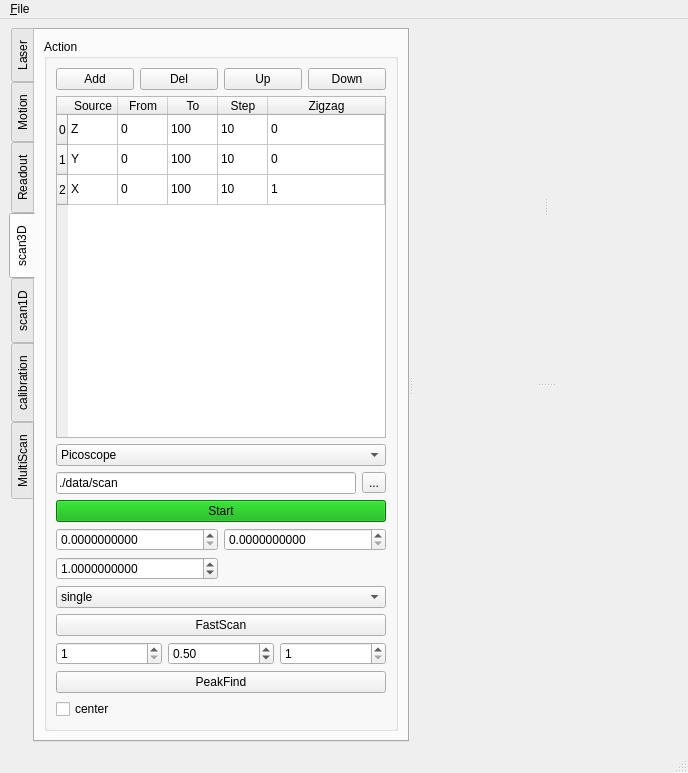
Above: microV.ui from xkronosua/microV before the change. Below: the same form after it.
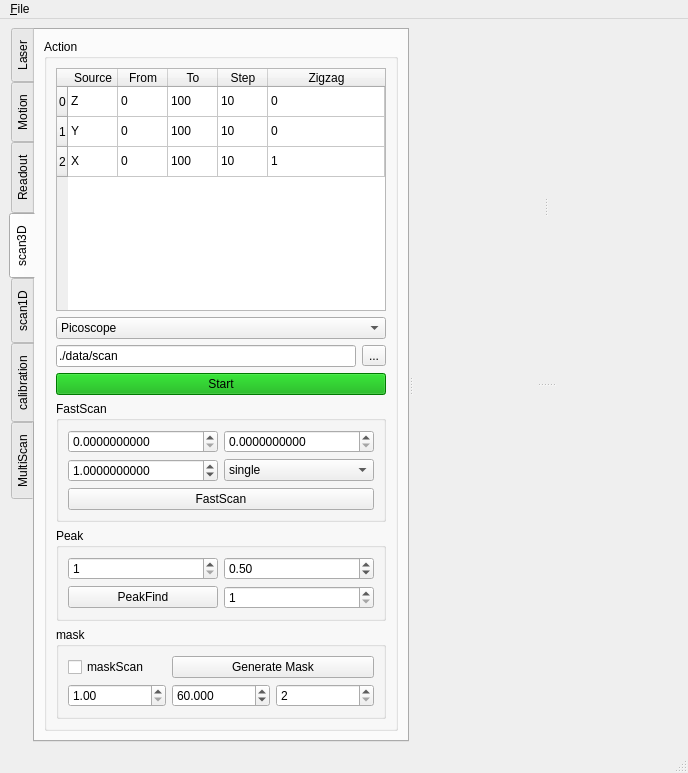
That is the form after the change. The open tabs and pages were chosen to show the change.

```diff
--- a/microV.ui
+++ b/microV.ui
@@ -1610,38 +1610,6 @@
             <string>Action</string>
            </property>
            <layout class="QVBoxLayout" name="verticalLayout_2">
-            <item>
-             <layout class="QHBoxLayout" name="horizontalLayout_2">
-              <item>
-               <widget class="QPushButton" name="addActionSource">
-                <property name="text">
-                 <string>Add</string>
-                </property>
-               </widget>
-              </item>
-              <item>
-               <widget class="QPushButton" name="rmActionSource">
-                <property name="text">
-                 <string>Del</string>
-                </property>
-               </widget>
-              </item>
-              <item>
-               <widget class="QPushButton" name="upActionSource">
-                <property name="text">
-                 <string>Up</string>
-                </property>
-               </widget>
-              </item>
-              <item>
-               <widget class="QPushButton" name="downActionSource">
-                <property name="text">
-                 <string>Down</string>
-                </property>
-               </widget>
-              </item>
-             </layout>
-            </item>
             <item>
              <widget class="QTableWidget" name="scan3D_config">
               <property name="verticalScrollBarPolicy">
@@ -1844,7 +1812,11 @@
              </widget>
             </item>
             <item>
-             <layout class="QGridLayout" name="gridLayout_20">
+             <widget class="QGroupBox" name="groupBox">
+              <property name="title">
+               <string>FastScan</string>
+              </property>
+              <layout class="QGridLayout" name="gridLayout_30">
               <item row="0" column="0">
                <widget class="QDoubleSpinBox" name="fastScan_time_delay">
                 <property name="toolTip">
@@ -1896,9 +1868,7 @@
                 </property>
                </widget>
               </item>
-             </layout>
-            </item>
-            <item>
+               <item row="1" column="1">
              <widget class="QComboBox" name="fastScan_pattern">
               <item>
                <property name="text">
@@ -1912,7 +1882,7 @@
               </item>
              </widget>
             </item>
-            <item>
+               <item row="3" column="0" colspan="2">
              <widget class="QPushButton" name="fast3DScan">
               <property name="text">
                <string>FastScan</string>
@@ -1922,8 +1892,35 @@
               </property>
              </widget>
             </item>
+              </layout>
+             </widget>
+            </item>
             <item>
-             <layout class="QGridLayout" name="gridLayout_26">
+             <widget class="QGroupBox" name="groupBox_16">
+              <property name="title">
+               <string>Peak</string>
+              </property>
+              <layout class="QGridLayout" name="gridLayout_31">
+               <item row="0" column="0">
+                <widget class="QSpinBox" name="scan3D_num_peaks">
+                 <property name="toolTip">
+                  <string>num_peaks</string>
+                 </property>
+                 <property name="minimum">
+                  <number>1</number>
+                 </property>
+                 <property name="maximum">
+                  <number>10</number>
+                 </property>
+                </widget>
+               </item>
+               <item row="1" column="0">
+                <widget class="QPushButton" name="scan3D_peak_find">
+                 <property name="text">
+                  <string>PeakFind</string>
+                 </property>
+                </widget>
+               </item>
               <item row="0" column="1">
                <widget class="QDoubleSpinBox" name="scan3D_threshold_rel">
                 <property name="toolTip">
@@ -1937,20 +1934,7 @@
                 </property>
                </widget>
               </item>
-              <item row="0" column="0">
-               <widget class="QSpinBox" name="scan3D_num_peaks">
-                <property name="toolTip">
-                 <string>num_peaks</string>
-                </property>
-                <property name="minimum">
-                 <number>1</number>
-                </property>
-                <property name="maximum">
-                 <number>10</number>
-                </property>
-               </widget>
-              </item>
-              <item row="0" column="2">
+               <item row="1" column="1">
                <widget class="QSpinBox" name="Scan3D_min_distance">
                 <property name="toolTip">
                  <string>min_distance</string>
@@ -1967,19 +1951,80 @@
                </widget>
               </item>
              </layout>
+             </widget>
             </item>
             <item>
-             <widget class="QPushButton" name="scan3D_peak_find">
+             <widget class="QGroupBox" name="groupBox_17">
+              <property name="title">
+               <string>mask</string>
+              </property>
+              <layout class="QGridLayout" name="gridLayout_20">
+               <item row="1" column="1">
+                <widget class="QDoubleSpinBox" name="scan3D_maskThreshold">
+                 <property name="toolTip">
+                  <string>threshold</string>
+                 </property>
+                 <property name="decimals">
+                  <number>3</number>
+                 </property>
+                 <property name="minimum">
+                  <double>0.001000000000000</double>
+                 </property>
+                 <property name="maximum">
+                  <double>99.998999999999995</double>
+                 </property>
+                 <property name="value">
+                  <double>60.000000000000000</double>
+                 </property>
+                </widget>
+               </item>
+               <item row="0" column="0">
+                <widget class="QCheckBox" name="scan3D_byMask">
               <property name="text">
-               <string>PeakFind</string>
+                  <string>maskScan</string>
               </property>
              </widget>
             </item>
-            <item>
-             <widget class="QCheckBox" name="start3DScan_center">
+               <item row="1" column="2">
+                <widget class="QSpinBox" name="scan3D_maskStep">
+                 <property name="toolTip">
+                  <string>skip by mask</string>
+                 </property>
+                 <property name="minimum">
+                  <number>2</number>
+                 </property>
+                 <property name="maximum">
+                  <number>1000</number>
+                 </property>
+                </widget>
+               </item>
+               <item row="0" column="1" colspan="2">
+                <widget class="QPushButton" name="scan3D_generateMask">
               <property name="text">
-               <string>center</string>
-              </property>
+                  <string>Generate Mask</string>
+                 </property>
+                </widget>
+               </item>
+               <item row="1" column="0">
+                <widget class="QDoubleSpinBox" name="scan3D_maskSigma">
+                 <property name="toolTip">
+                  <string>sigma</string>
+                 </property>
+                 <property name="readOnly">
+                  <bool>false</bool>
+                 </property>
+                 <property name="showGroupSeparator" stdset="0">
+                  <bool>false</bool>
+                 </property>
+                 <property name="minimum">
+                  <double>1.000000000000000</double>
+                 </property>
+                 <property name="maximum">
+                  <double>9999.000000000000000</double>
+                 </property>
+                </widget>
+               </item>
+              </layout>
              </widget>
             </item>
            </layout>
```
Left out of the diff: 20 changed lines with no effect on the pictures. Lines whose indentation alone changed are shown as unchanged.
